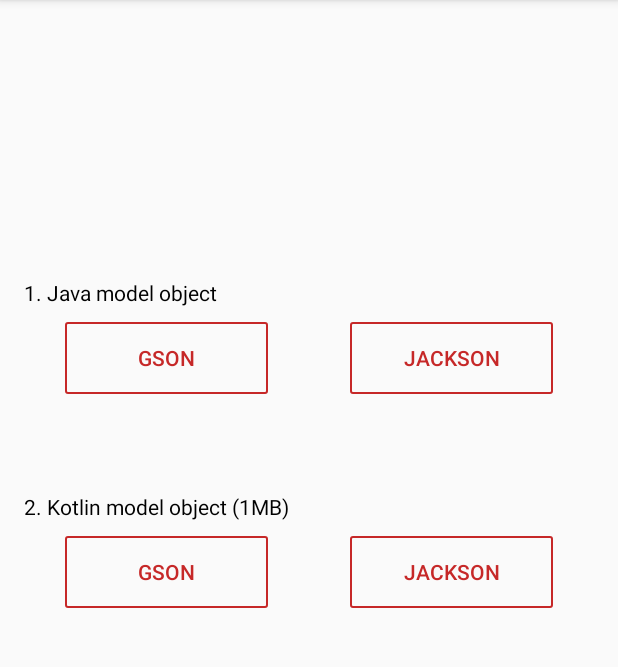
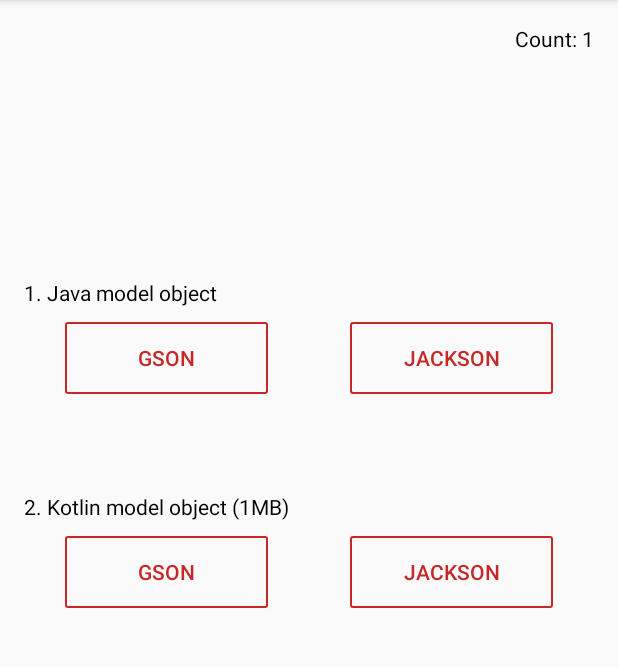
Before and after one commit to EunsilJo/ParserTest, an Android app: the screen it shows after launch (MainActivity), on a phone screen of 412 x 824 dp, the part 84-751 px from its top. Run offline under Robolectric (Android 15) with nearby library versions, the phone set to English and light mode, and no system bars; our stand-ins replace RxJava; libraries missing offline, so code that uses them is left out: com.jakewharton.rxbinding2; 8 statements that could not run were skipped.

Commit message:
- update view of count - add dexcount-gradle-plugin

```diff
--- a/app/src/main/kotlin/com/github/eunsiljo/parsertest/MainActivity.kt
+++ b/app/src/main/kotlin/com/github/eunsiljo/parsertest/MainActivity.kt
@@ -47,6 +47,8 @@ class MainActivity : AppCompatActivity() {
     }
 
     private fun initLayout(){
+        txtCount.text = "Count: " + count
+
         //java
         javaGson.button.text = getString(R.string.gson)
         javaJackson.button.text = getString(R.string.jackson)
--- a/app/src/main/res/layout/activity_main.xml
+++ b/app/src/main/res/layout/activity_main.xml
@@ -5,6 +5,15 @@
     android:layout_width="match_parent"
     android:layout_height="match_parent"
     tools:context="com.github.eunsiljo.parsertest.MainActivity">
+
+    <TextView
+        android:id="@+id/txtCount"
+        android:layout_width="wrap_content"
+        android:layout_height="wrap_content"
+        android:layout_margin="@dimen/common_margin_medium"
+        android:textColor="@android:color/black"
+        app:layout_constraintRight_toRightOf="parent"
+        app:layout_constraintTop_toTopOf="parent"/>
 
     <RelativeLayout
         android:layout_width="wrap_content"
```
Also changed, not shown: app/build.gradle (+11 -0 lines).
